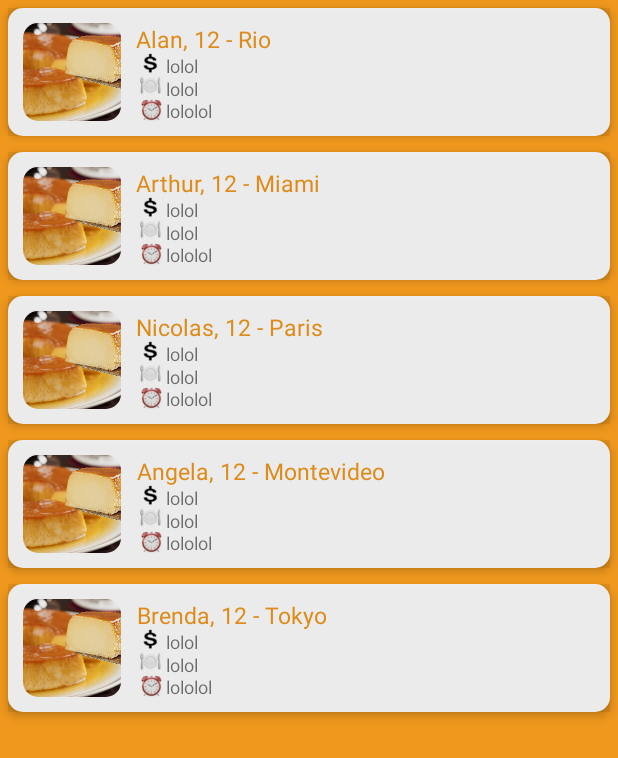
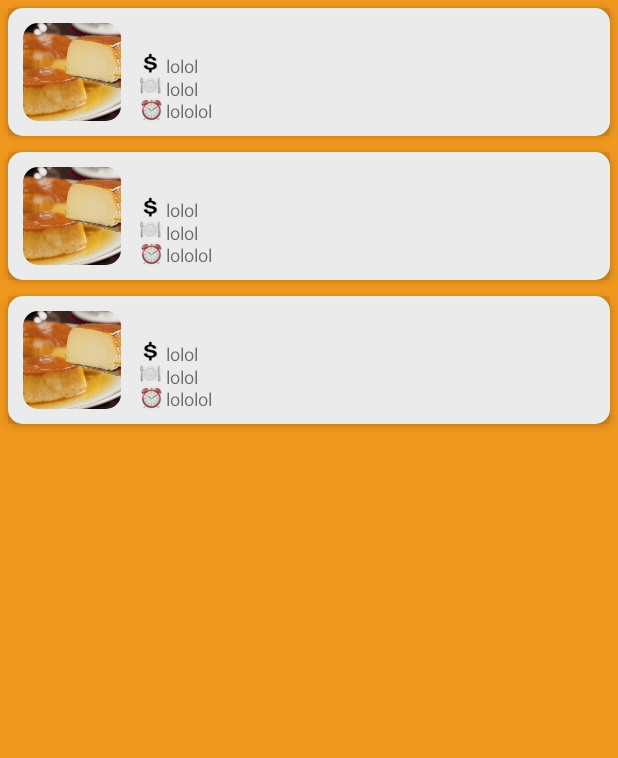
Before and after one commit to vitorm2/DummyCookAndroid, an Android app: the screen it shows after launch (MainActivity), on a phone screen of 412 x 824 dp. Shown: the top 758 px of the screen. Run offline under Robolectric (Android 15) with nearby library versions, the phone set to English and light mode, and no system bars; 1 statement that could not run was skipped.

Commit message:
Model Class Recipe and Step created and 3 recipe examples inserted in MainActivity.

```diff
--- a/app/src/main/AndroidManifest.xml
+++ b/app/src/main/AndroidManifest.xml
@@ -17,7 +17,7 @@
             </intent-filter>
         </activity>
         <activity android:name=".DetailsActivity" />
-        <activity android:name=".Steps" />
+        <activity android:name=".Step" />
         <activity android:name=".StepsActivity"></activity>
     </application>
 
--- a/app/src/main/java/com/example/vitor/dummycook/MainActivity.java
+++ b/app/src/main/java/com/example/vitor/dummycook/MainActivity.java
@@ -5,10 +5,8 @@
 
 
 import android.os.Bundle;
-import android.support.v7.widget.DividerItemDecoration;
 import android.support.v7.widget.LinearLayoutManager;
 import android.support.v7.widget.RecyclerView;
-import android.view.View;
 
 import java.util.ArrayList;
 
@@ -33,19 +31,105 @@
         mLayoutManager = new LinearLayoutManager(this);
         mRecyclerView.setLayoutManager(mLayoutManager);
 
-        String[] names = {"Alan", "Arthur", "Nicolas", "Angela", "Brenda", "Liz"};
-        String[] cities = {"Rio", "Miami", "Paris", "Montevideo", "Tokyo", "Nairobi"};
-        String desc = "\"Lorem ipsum dolor sit amet, consectetur adipiscing elit";
-        ArrayList<Pessoa> lista = new ArrayList<>();
+        //String[] names = {"Alan", "Arthur", "Nicolas", "Angela", "Brenda", "Liz"};
+        //String[] cities = {"Rio", "Miami", "Paris", "Montevideo", "Tokyo", "Nairobi"};
+        //String desc = "\"Lorem ipsum dolor sit amet, consectetur adipiscing elit";
 
-        for(int i=0; i<5; i++){
-            Pessoa p1 = new Pessoa(names[i], cities[i], desc, 12);
-            lista.add(i,p1);
-        }
+        //ArrayList<Pessoa> lista = new ArrayList<>();
+
+
+        ArrayList<Step> stepList_rec1 =  new ArrayList<>();
+
+        Step r1_step1 =  new Step("Melt the sugar in a pan over low heat, stiring constantly, until the sugar becomes a golden brown syrup.",
+                "Melt the sugar", 1, "", "step1.mov", "");
+        Step r1_step2 =  new Step("Once the sugar becomes a golden brown syrup, it`s ready. Switch the stove off.",
+                "Turning off the stove", 2, "step2", "", "");
+        Step r1_step3 =  new Step("Place all other ingredients into a blender, blend it for 5 minutes.",
+                "Blend the ingredients", 3, "", "step3.mov", "300");
+        Step r1_step4 =  new Step("Pour mixture into the pan. The pan is now with the sugar caramelized",
+                "Pour the mixture into the pan", 4, "step4", "", "");
+        Step r1_step5 =  new Step("Place water into a cake tin. Then, place the pan with the mixture and the caramelized sugar inside",
+                "Place water into a cake tin", 5, "step5", "", "");
+        Step r1_step6 =  new Step("Turn on the oven at 200 degrees and put the  cake tin inside. Let it cook for 2 hours.",
+                "Put the cake tin into the oven", 6, "step6", "", "");
+        Step r1_step7 =  new Step("Carefully remove your pan from the oven, watch out as the water will be very hot",
+                "Remove from the oven", 7, "step7", "", "");
+        Step r1_step8 =  new Step("The flan must cool for a few hours, better if you let it rest on the refrigerator overnight",
+                "Let it cool", 8, "", "", "");
+        Step r1_step9 =  new Step("To take if off the pan, heat the pan over low heat for 20 seconds, then invert into a serving plate. Pick a proper plate as it needs to be large enough for the flan and some of the caramel",
+                "Transfer to a plate", 9, "step9", "", "20");
+        Step r1_step10 =  new Step("Enjoy your brazilian flan!", "Enjoy your flan!", 10,
+                "step10", "", "");
+
+        stepList_rec1.add(r1_step1);
+        stepList_rec1.add(r1_step2);
+        stepList_rec1.add(r1_step3);
+        stepList_rec1.add(r1_step4);
+        stepList_rec1.add(r1_step5);
+        stepList_rec1.add(r1_step6);
+        stepList_rec1.add(r1_step7);
+        stepList_rec1.add(r1_step8);
+        stepList_rec1.add(r1_step9);
+        stepList_rec1.add(r1_step10);
+
+
+        Recipe r1 = new Recipe("Brazilan Flan", "123",  stepList_rec1, "Oven, Pan, Cake Tin and Stoven",
+                "1 cup sugar\n2 cans sweetened condensed milk\n1 can whole milk\n3 eggs",
+                "6h", "8", "R$16,00");
+
+
+        //////////////////////////////////////////////////////////////////////////////////////////////////////////////
+
+        ArrayList<Step> stepList_rec2 =  new ArrayList<>();
+
+        Step r2_step1 = new Step("Turn on your oven to 325 degrees F (165 degrees C) and let it preheat",
+                "Turn on your oven", 1, "preheat", "", "");
+        Step r2_step2 = new Step("In a large bowl, combine cream cheese, sugar and vanilla and beat until smooth",
+                "Turn on your oven", 2, "mixing", "", "");
+        Step r2_step3 = new Step("Blend in eggs, one at a time",
+                "Turn on your oven", 3, "blendeggs", "", "");
+
+        stepList_rec2.add(r2_step1);
+        stepList_rec2.add(r2_step2);
+        stepList_rec2.add(r2_step3);
+
+        Recipe r2 = new Recipe("Double Layer Pumpkin Cheesecake", "1", stepList_rec2, "1 beater",
+                "2 (8 ounce) packages cream cheese, softened\n1/2 cup white sugar\n1/2 teaspoon vanilla extract\n2 eggs\n1 (9 inch) prepared graham cracker crust\n1/2 pumpkin puree\n1/2 teaspoon ground cinnamon\n1 pinch ground cloves\n1 pinch ground nutmeg\n1/2 cup frozen whipped topping thawed",
+                "4h10", "8", "R$ 24,00");
+
+
+        //////////////////////////////////////////////////////////////////////////////////////////////////////////////
+
+        ArrayList<Step> stepList_rec3 =  new ArrayList<>();
+
+        Step r3_step1 = new Step("Turn on your oven to 325 degrees F (165 degrees C) and let it preheat",
+            "Turn on your oven", 1, "preheat", "", "");
+        Step r3_step2 = new Step("In a large bowl, combine cream cheese, sugar and vanilla and beat until smooth",
+            "Turn on your oven", 2, "mixing", "", "");
+        Step r3_step3 = new Step("Blend in eggs, one at a time",
+            "Turn on your oven", 3, "blendeggs", "", "");
+
+        stepList_rec2.add(r3_step1);
+        stepList_rec2.add(r3_step2);
+        stepList_rec2.add(r3_step3);
+
+        Recipe r3 =  new Recipe("Pumpkin Ginger Cupcakes", "2", stepList_rec3, "1 beater",
+                "", "1h 20min", "2 pratos", "R$ 24,00");
+
+        //for(int i=0; i<5; i++){
+          //  Pessoa p1 = new Pessoa(names[i], cities[i], desc, 12);
+            //lista.add(i,p1);
+        //}
+
+        ArrayList<Recipe> recipeList =  new ArrayList<>();
+        recipeList.add(r1);
+        recipeList.add(r2);
+        recipeList.add(r3);
+
+
 
         // specify an adapter (see also next example)
-        mAdapter = new MyAdapter(lista);
-
+        mAdapter = new MyAdapter(recipeList);
         mRecyclerView.setAdapter(mAdapter);
 
 
--- /dev/null
+++ b/app/src/main/java/com/example/vitor/dummycook/Recipe.java
@@ -0,0 +1,93 @@
+package com.example.vitor.dummycook;
+
+import java.util.ArrayList;
+
+public class Recipe {
+
+    private String name;
+    private String recipeImg;
+    private ArrayList<Step> stepList;
+    private String textRequirements;
+    private String textIngredients;
+    private String time;
+    private String serves;
+    private String cost;
+
+
+    public Recipe(String name, String recipeImg, ArrayList<Step> stepList, String textRequirements, String textIngredients,
+                  String time, String serves, String cost) {
+        this.name = name;
+        this.recipeImg = recipeImg;
+        this.stepList = stepList;
+        this.textRequirements = textRequirements;
+        this.textIngredients = textIngredients;
+        this.time = time;
+        this.serves = serves;
+        this.cost = cost;
+    }
+
+    public String getName() {
+        return name;
+    }
+
+    public void setName(String name) {
+        this.name = name;
+    }
+
+    public String getRecipeImg() {
+        return recipeImg;
+    }
+
+    public void setRecipeImg(String recipeImg) {
+        this.recipeImg = recipeImg;
+    }
+
+    public ArrayList<Step> getStepList() {
+        return stepList;
+    }
+
+    public void setStepList(ArrayList<Step> stepList) {
+        this.stepList = stepList;
+    }
+
+    public String getTextRequirements() {
+        return textRequirements;
+    }
+
+    public void setTextRequirements(String textRequirements) {
+        this.textRequirements = textRequirements;
+    }
+
+    public String getTextIngredients() {
+        return textIngredients;
+    }
+
+    public void setTextIngredients(String textIngredients) {
+        this.textIngredients = textIngredients;
+    }
+
+    public String getTime() {
+        return time;
+    }
+
+    public void setTime(String time) {
+        this.time = time;
+    }
+
+    public String getServes() {
+        return serves;
+    }
+
+    public void setServes(String serves) {
+        this.serves = serves;
+    }
+
+    public String getCost() {
+        return cost;
+    }
+
+    public void setCost(String cost) {
+        this.cost = cost;
+    }
+
+}
--- /dev/null
+++ b/app/src/main/java/com/example/vitor/dummycook/Step.java
@@ -0,0 +1,71 @@
+package com.example.vitor.dummycook;
+
+public class Step {
+
+    private String textStep;
+    private String titleStep;
+    private int index;
+    private String imageStep;
+    private String videoStep;
+    private String timerStep;
+
+
+    public Step(String textStep, String titleStep, int index, String imageStep, String videoStep, String timerStep) {
+        this.textStep = textStep;
+        this.titleStep = titleStep;
+        this.index = index;
+        this.imageStep = imageStep;
+        this.videoStep = videoStep;
+        this.index = index;
+    }
+
+    public String getTextStep() {
+
+        return textStep;
+    }
+
+    public void setTextStep(String textStep) {
+        this.textStep = textStep;
+    }
+
+    public String getTitleStep() {
+        return titleStep;
+    }
+
+    public void setTitleStep(String titleStep) {
+        this.titleStep = titleStep;
+    }
+
+    public int getIndex() {
+        return index;
+    }
+
+    public void setIndex(int index) {
+        this.index = index;
+    }
+
+    public String getImageStep() {
+        return imageStep;
+    }
+
+    public void setImageStep(String imageStep) {
+        this.imageStep = imageStep;
+    }
+
+    public String getVideoStep() {
+        return videoStep;
+    }
+
+    public void setVideoStep(String videoStep) {
+        this.videoStep = videoStep;
+    }
+
+    public String getTimerStep() {
+        return timerStep;
+    }
+
+    public void setTimerStep(String timerStep) {
+        this.timerStep = timerStep;
+    }
+
+}
```
